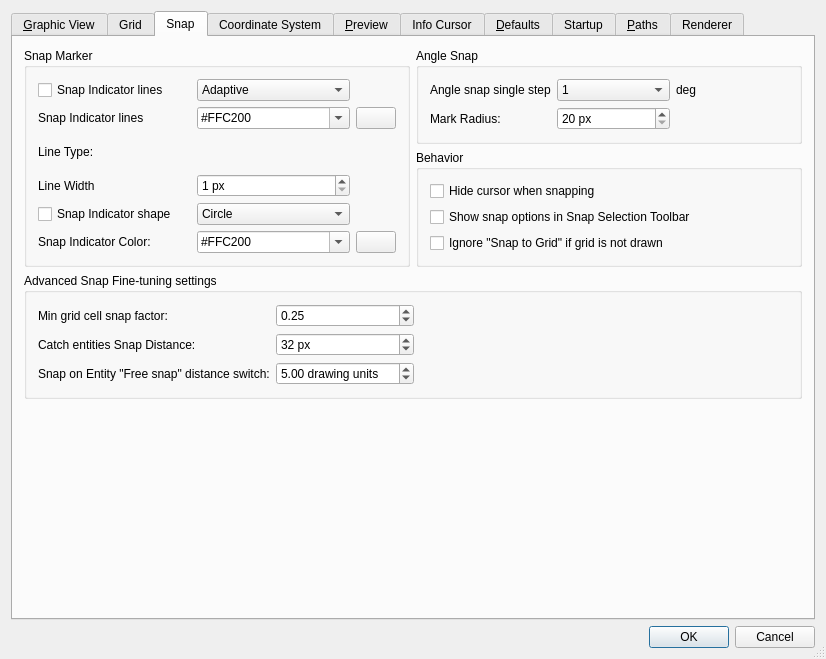
Above: librecad/src/ui/dialogs/settings/options_general/qg_dlgoptionsgeneral.ui from LibreCAD/LibreCAD before the change. Below: the same form after it.
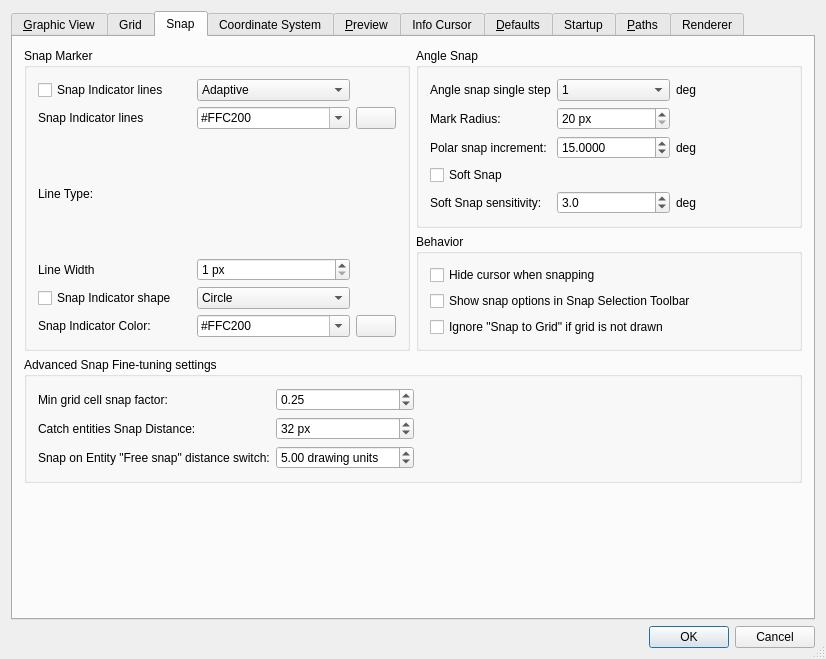
That is the form after the change. The open tabs and pages were chosen to show the change. Icons and pictures are not drawn. Custom widgets are drawn as their Qt base class.

Commit message: Add soft angle snap option

```diff
--- a/librecad/src/ui/dialogs/settings/options_general/qg_dlgoptionsgeneral.ui
+++ b/librecad/src/ui/dialogs/settings/options_general/qg_dlgoptionsgeneral.ui
@@ -1640,6 +1640,88 @@
             </property>
            </widget>
           </item>
+          <item row="2" column="0">
+           <widget class="QLabel" name="lblPolarSnapAngle">
+            <property name="text">
+             <string>Polar snap increment:</string>
+            </property>
+           </widget>
+          </item>
+          <item row="2" column="1">
+           <widget class="QDoubleSpinBox" name="sbPolarSnapAngle">
+            <property name="toolTip">
+             <string>Polar snap angle increment in degrees. Must divide evenly into 360 (e.g. 1, 2.5, 5, 7.5, 10, 15, 22.5, 30, 45, 90). Used for toolbar Polar Snap and Shift angle snap.</string>
+            </property>
+            <property name="minimum">
+             <double>0.100000000000000</double>
+            </property>
+            <property name="maximum">
+             <double>90.000000000000000</double>
+            </property>
+            <property name="decimals">
+             <number>4</number>
+            </property>
+            <property name="singleStep">
+             <double>5.000000000000000</double>
+            </property>
+            <property name="value">
+             <double>15.000000000000000</double>
+            </property>
+           </widget>
+          </item>
+          <item row="2" column="2">
+           <widget class="QLabel" name="lblPolarSnapAngleDeg">
+            <property name="text">
+             <string>deg</string>
+            </property>
+           </widget>
+          </item>
+          <item row="3" column="0" colspan="3">
+           <widget class="QCheckBox" name="cbSoftSnapEnabled">
+            <property name="toolTip">
+             <string>Soft Snap gently snaps to polar angles when the cursor is within the sensitivity window. Object and grid snaps still have highest priority. H/V/Ortho restrictions are softened when Soft Snap is active.</string>
+            </property>
+            <property name="text">
+             <string>Soft Snap</string>
+            </property>
+           </widget>
+          </item>
+          <item row="4" column="0">
+           <widget class="QLabel" name="lblSoftSnapSensitivity">
+            <property name="text">
+             <string>Soft Snap sensitivity:</string>
+            </property>
+           </widget>
+          </item>
+          <item row="4" column="1">
+           <widget class="QDoubleSpinBox" name="sbSoftSnapSensitivity">
+            <property name="toolTip">
+             <string>If the cursor angle is within this many degrees of a polar snap angle, Soft Snap will snap to that angle.</string>
+            </property>
+            <property name="minimum">
+             <double>0.100000000000000</double>
+            </property>
+            <property name="maximum">
+             <double>30.000000000000000</double>
+            </property>
+            <property name="decimals">
+             <number>1</number>
+            </property>
+            <property name="singleStep">
+             <double>0.500000000000000</double>
+            </property>
+            <property name="value">
+             <double>3.000000000000000</double>
+            </property>
+           </widget>
+          </item>
+          <item row="4" column="2">
+           <widget class="QLabel" name="lblSoftSnapSensitivityDeg">
+            <property name="text">
+             <string>deg</string>
+            </property>
+           </widget>
+          </item>
          </layout>
         </widget>
        </item>
```
The commit also changes 6 other files.
